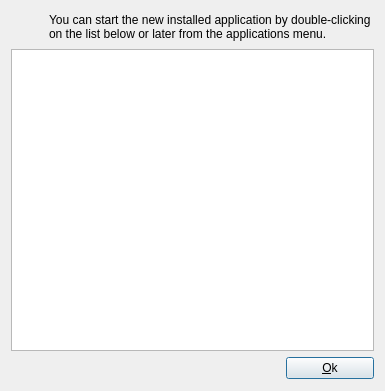
Old version of the form ui/summarydialog.ui in the repository PisiLinuxNew/package-manager.
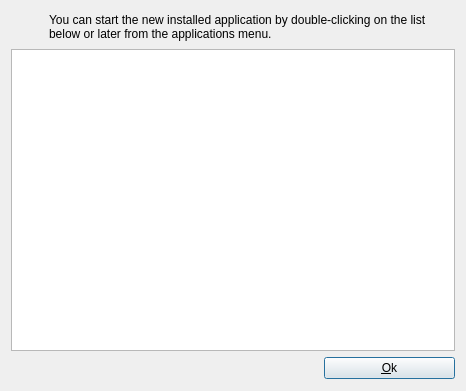
New version of the form. Icons and pictures are not drawn.

Patch:
```diff
--- a/ui/summarydialog.ui
+++ b/ui/summarydialog.ui
@@ -6,7 +6,7 @@
    <rect>
     <x>0</x>
     <y>0</y>
-    <width>385</width>
+    <width>466</width>
     <height>391</height>
    </rect>
   </property>
```
Left out of the diff: 6 changed lines with no effect on the pictures.
